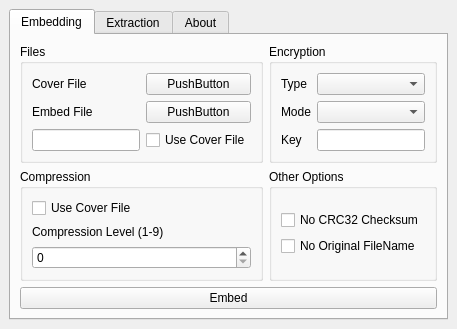
psibi/stegy, file stegy.ui: the form before one commit.
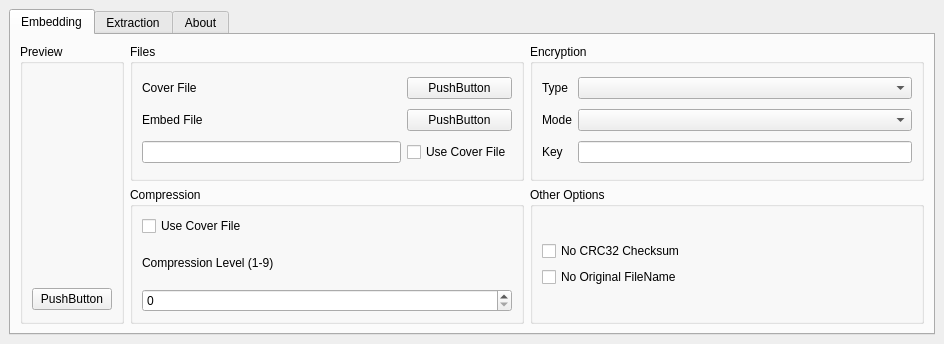
The form after the commit. The open tabs and pages were chosen to show the change. Icons and pictures are not drawn.

```diff
--- a/stegy.ui
+++ b/stegy.ui
@@ -5,6 +5,14 @@
   <property name="enabled">
    <bool>true</bool>
   </property>
+  <property name="geometry">
+   <rect>
+    <x>0</x>
+    <y>0</y>
+    <width>944</width>
+    <height>344</height>
+   </rect>
+  </property>
   <property name="windowTitle">
    <string>Stegy</string>
   </property>
@@ -30,14 +38,59 @@
        <attribute name="title">
         <string>Embedding</string>
        </attribute>
-       <layout class="QGridLayout" name="gridLayout_3">
-        <item row="0" column="0">
+       <layout class="QHBoxLayout" name="horizontalLayout_8">
+        <item>
+         <widget class="QGroupBox" name="groupBox_6">
+          <property name="title">
+           <string>Preview</string>
+          </property>
+          <layout class="QVBoxLayout" name="verticalLayout_7">
+           <item>
+            <widget class="QLabel" name="label_10">
+             <property name="sizePolicy">
+              <sizepolicy hsizetype="Fixed" vsizetype="Fixed">
+               <horstretch>0</horstretch>
+               <verstretch>0</verstretch>
+              </sizepolicy>
+             </property>
+             <property name="maximumSize">
+              <size>
+               <width>205</width>
+               <height>205</height>
+              </size>
+             </property>
+             <property name="text">
+              <string/>
+             </property>
+             <property name="pixmap">
+              <pixmap>../Pictures/chess.png</pixmap>
+             </property>
+             <property name="scaledContents">
+              <bool>true</bool>
+             </property>
+            </widget>
+           </item>
+           <item>
+            <widget class="QPushButton" name="pushButton_3">
+             <property name="text">
+              <string>PushButton</string>
+             </property>
+            </widget>
+           </item>
+          </layout>
+         </widget>
+        </item>
+        <item>
+         <layout class="QHBoxLayout" name="horizontalLayout_6">
+          <item>
+           <layout class="QVBoxLayout" name="verticalLayout_4">
+            <item>
          <widget class="QGroupBox" name="groupBox">
           <property name="title">
            <string>Files</string>
           </property>
-          <layout class="QGridLayout" name="gridLayout_4">
-           <item row="0" column="1">
+              <layout class="QHBoxLayout" name="horizontalLayout_4">
+               <item>
             <layout class="QGridLayout" name="gridLayout">
              <item row="0" column="0">
               <widget class="QLabel" name="label">
@@ -82,7 +135,41 @@
           </layout>
          </widget>
         </item>
-        <item row="0" column="1">
+            <item>
+             <widget class="QGroupBox" name="groupBox_3">
+              <property name="title">
+               <string>Compression</string>
+              </property>
+              <layout class="QHBoxLayout" name="horizontalLayout_3">
+               <item>
+                <layout class="QVBoxLayout" name="verticalLayout">
+                 <item>
+                  <widget class="QCheckBox" name="checkBox_2">
+                   <property name="text">
+                    <string>Use Cover File</string>
+                   </property>
+                  </widget>
+                 </item>
+                 <item>
+                  <widget class="QLabel" name="label_3">
+                   <property name="text">
+                    <string>Compression Level (1-9)</string>
+                   </property>
+                  </widget>
+                 </item>
+                 <item>
+                  <widget class="QSpinBox" name="spinBox"/>
+                 </item>
+                </layout>
+               </item>
+              </layout>
+             </widget>
+            </item>
+           </layout>
+          </item>
+          <item>
+           <layout class="QVBoxLayout" name="verticalLayout_5">
+            <item>
          <widget class="QGroupBox" name="groupBox_2">
           <property name="title">
            <string>Encryption</string>
@@ -125,37 +212,7 @@
           </layout>
          </widget>
         </item>
-        <item row="1" column="0">
-         <widget class="QGroupBox" name="groupBox_3">
-          <property name="title">
-           <string>Compression</string>
-          </property>
-          <layout class="QHBoxLayout" name="horizontalLayout_3">
            <item>
-            <layout class="QVBoxLayout" name="verticalLayout">
-             <item>
-              <widget class="QCheckBox" name="checkBox_2">
-               <property name="text">
-                <string>Use Cover File</string>
-               </property>
-              </widget>
-             </item>
-             <item>
-              <widget class="QLabel" name="label_3">
-               <property name="text">
-                <string>Compression Level (1-9)</string>
-               </property>
-              </widget>
-             </item>
-             <item>
-              <widget class="QSpinBox" name="spinBox"/>
-             </item>
-            </layout>
-           </item>
-          </layout>
-         </widget>
-        </item>
-        <item row="1" column="1">
          <widget class="QGroupBox" name="groupBox_4">
           <property name="title">
            <string>Other Options</string>
@@ -182,12 +239,9 @@
           </layout>
          </widget>
         </item>
-        <item row="2" column="0" colspan="2">
-         <widget class="QPushButton" name="pushButton_3">
-          <property name="text">
-           <string>Embed</string>
-          </property>
-         </widget>
+           </layout>
+          </item>
+         </layout>
         </item>
        </layout>
       </widget>
```
Left out of the diff: 73 changed lines with no effect on the pictures. Lines whose indentation alone changed are shown as unchanged.
